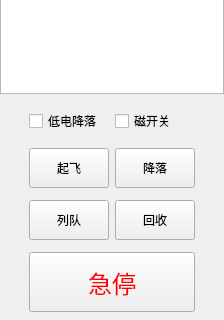
gessd/UAVManage, file UAVManage/devicemanage.ui: the form before one commit; both pictures show x 0 to 224 and y 210 to 530 of the 224 by 530 pixel window.
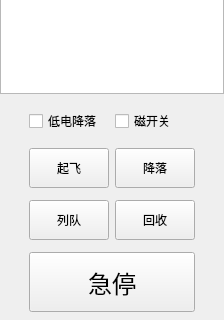
The form after the commit.

Commit message: 界面样式

Diff of the .ui file:
```diff
--- a/UAVManage/devicemanage.ui
+++ b/UAVManage/devicemanage.ui
@@ -130,9 +130,6 @@
           <bold>false</bold>
          </font>
         </property>
-        <property name="styleSheet">
-         <string notr="true">color: rgb(255, 0, 0);</string>
-        </property>
         <property name="text">
          <string>急停</string>
         </property>
```
The commit also changes 3 other files.
